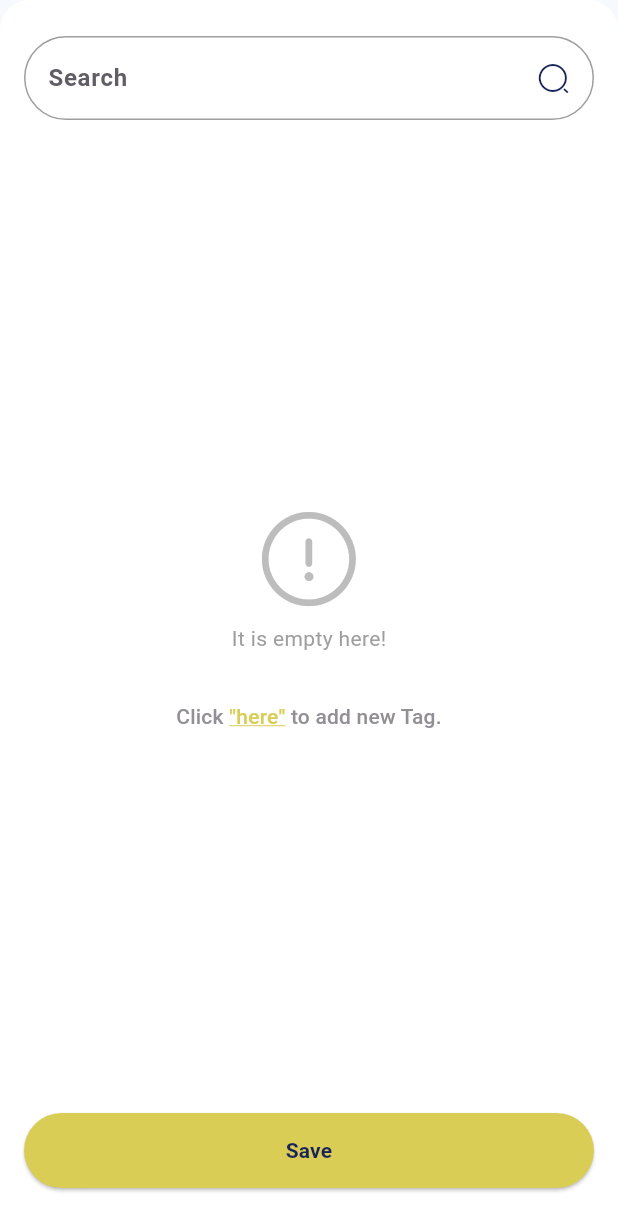
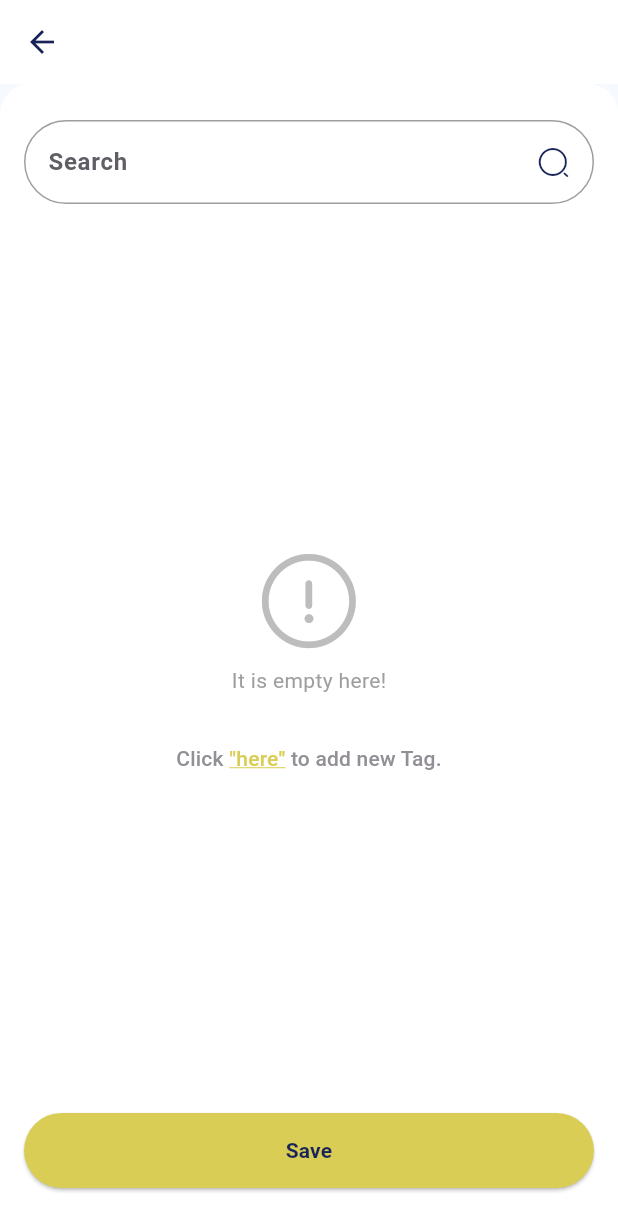
Before and after one commit to DaveBsns/idealize_mobile, a Flutter app: the TagSelectorScreen screen opened directly with empty values, on a phone screen of 412 x 824 dp. Shown: the top 1231 px of the screen. Run offline on Flutter 3.47's test engine with Material 3 defaults, Android fonts, the phone set to English and light mode, and no system bars; drawn by our look-alikes of loader_overlay, overlay_support; our stand-ins replace adaptive_dialog, cached_network_image, dotted_border, file_picker, flutter_image_compress, flutter_secure_storage and 7 more; accounts and stored records are empty; network calls fail.

Commit message:
fixed bug related to add tag, refactor tagselector

```diff
--- a/lib/Features/Tag_Selector/presentation/tag_selector_screen.dart
+++ b/lib/Features/Tag_Selector/presentation/tag_selector_screen.dart
@@ -15,6 +15,7 @@ import 'package:idealize_new_version/Features/tag_selector/presentation/controll
 import 'package:idealize_new_version/Core/I18n/messages.dart';
 
 class TagSelectorScreen extends StatelessWidget {
+  final String title;
   final List<Tag> initialChipData;
   final List<Tag> initialSelectedChipData;
   final Function(List<Tag>)? onChipSelectedList;
@@ -24,6 +25,7 @@ class TagSelectorScreen extends StatelessWidget {
 
   TagSelectorScreen({
     super.key,
+    required this.title,
     required this.initialChipData,
     required this.initialSelectedChipData,
     required this.tagType,
@@ -44,7 +46,15 @@ class TagSelectorScreen extends StatelessWidget {
 
     TextTheme textStyles = Theme.of(context).textTheme;
 
-    return Obx(
+    return Scaffold(
+      appBar: AppBar(
+        backgroundColor: Colors.white,
+        title: Text(
+          title.replaceAll(':', ''),
+          style: textStyles.titleLarge,
+        ),
+      ),
+      body: Obx(
         () => ClipRRect(
           borderRadius: const BorderRadius.vertical(top: Radius.circular(20.0)),
           child: SizedBox(
@@ -75,7 +85,8 @@ class TagSelectorScreen extends StatelessWidget {
                                 spacing: 8.0,
                                 runSpacing: 4.0,
                                 children: controller.tags.value.map((entry) {
-                                bool isSelected = controller.selectedTags.value
+                                  bool isSelected = controller
+                                          .selectedTags.value
                                           .indexWhere((element) =>
                                               element.id == entry.id) >
                                       -1;
@@ -93,7 +104,8 @@ class TagSelectorScreen extends StatelessWidget {
                                       borderRadius: BorderRadius.circular(
                                           AppConfig().dimens.small),
                                     ),
-                                  selectedColor: tagType == TagType.studyProgram
+                                    selectedColor:
+                                        tagType == TagType.studyProgram
                                             ? AppConfig().colors.lightBlue
                                             : AppConfig().colors.greenColor,
                                     label: Text(entry.tagName),
@@ -101,8 +113,9 @@ class TagSelectorScreen extends StatelessWidget {
                                         ? textStyles.titleMedium!
                                             .copyWith(color: Colors.white)
                                         : textStyles.titleMedium!.copyWith(
-                                          color:
-                                              AppConfig().colors.primaryColor),
+                                            color: AppConfig()
+                                                .colors
+                                                .primaryColor),
                                     selected: isSelected,
                                     onSelected: (bool selected) {
                                       _updateTagSelection(entry, selected);
@@ -154,8 +167,8 @@ class TagSelectorScreen extends StatelessWidget {
                                         children: [
                                           TextSpan(
                                             text: '"${AppStrings.here.tr}"',
-                                          style:
-                                              textStyles.titleMedium!.copyWith(
+                                            style: textStyles.titleMedium!
+                                                .copyWith(
                                               color: AppConfig()
                                                   .colors
                                                   .secondaryColor,
@@ -173,17 +186,19 @@ class TagSelectorScreen extends StatelessWidget {
                                                 ' ${AppStrings.toAddNew.trParams({
                                                   'name': tagType == TagType.tag
                                                       ? AppStrings.tag.tr
-                                                    : (tagType == TagType.course
+                                                      : (tagType ==
+                                                              TagType.course
                                                           ? AppStrings.course.tr
                                                           : (tagType ==
                                                                   TagType
                                                                       .studyProgram)
                                                               ? AppStrings
-                                                                .studyProgram.tr
+                                                                  .studyProgram
+                                                                  .tr
                                                               : '')
                                                 })}',
-                                          style:
-                                              textStyles.titleMedium!.copyWith(
+                                            style: textStyles.titleMedium!
+                                                .copyWith(
                                               color: AppConfig()
                                                   .colors
                                                   .lightGrayColor,
@@ -211,6 +226,7 @@ class TagSelectorScreen extends StatelessWidget {
                     ),
                     Gap(AppConfig().dimens.medium),
                   ],
+                ),
               ),
             ),
           ),
--- a/pubspec.yaml
+++ b/pubspec.yaml
@@ -1,7 +1,7 @@
 name: idealize_new_version
 description: "A new Flutter project."
 publish_to: 'none' # Remove this line if you wish to publish to pub.dev
-version: 1.0.1+1
+version: 1.0.2+1
 
 environment:
   sdk: '>=3.2.3 <4.0.0'
```
Also changed, not shown: lib/Features/create_new_project/presentation/widgets/courses_container_widget.dart (+5 -8 lines), lib/Features/create_new_project/presentation/widgets/tag_container_widget.dart (+4 -7 lines), lib/Features/profile/presentation/profile_screen.dart (+16 -24 lines), lib/Features/register/presentation/View/register_second_step_screen.dart (+9 -16 lines). Lines whose indentation alone changed are shown as unchanged.
